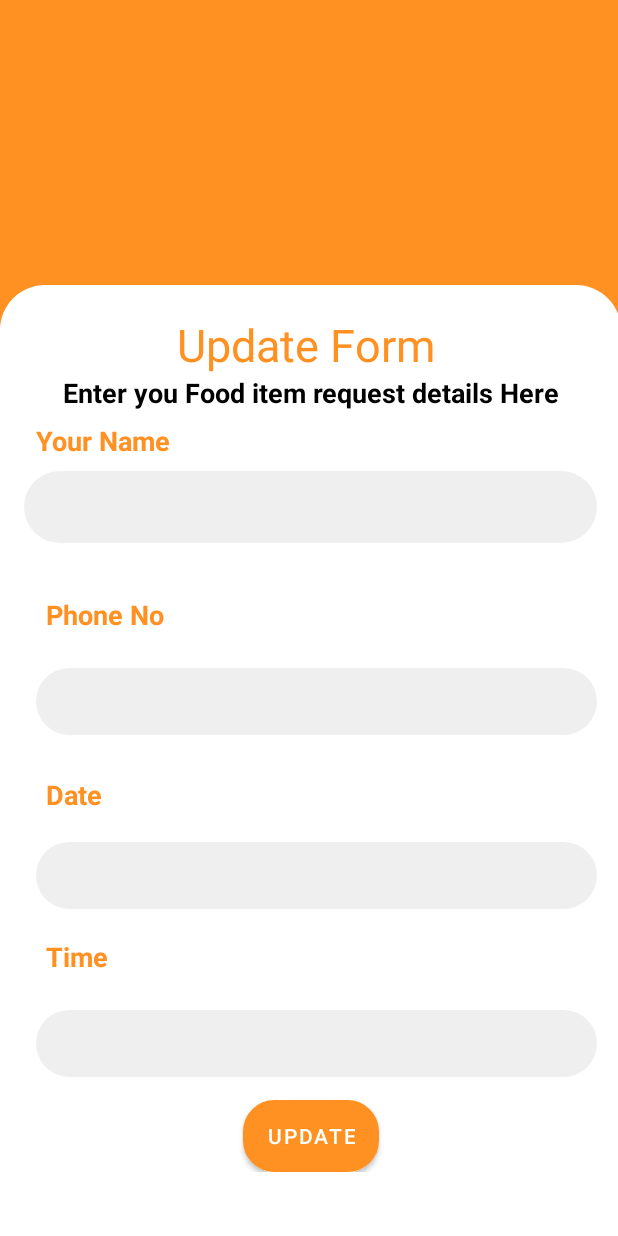
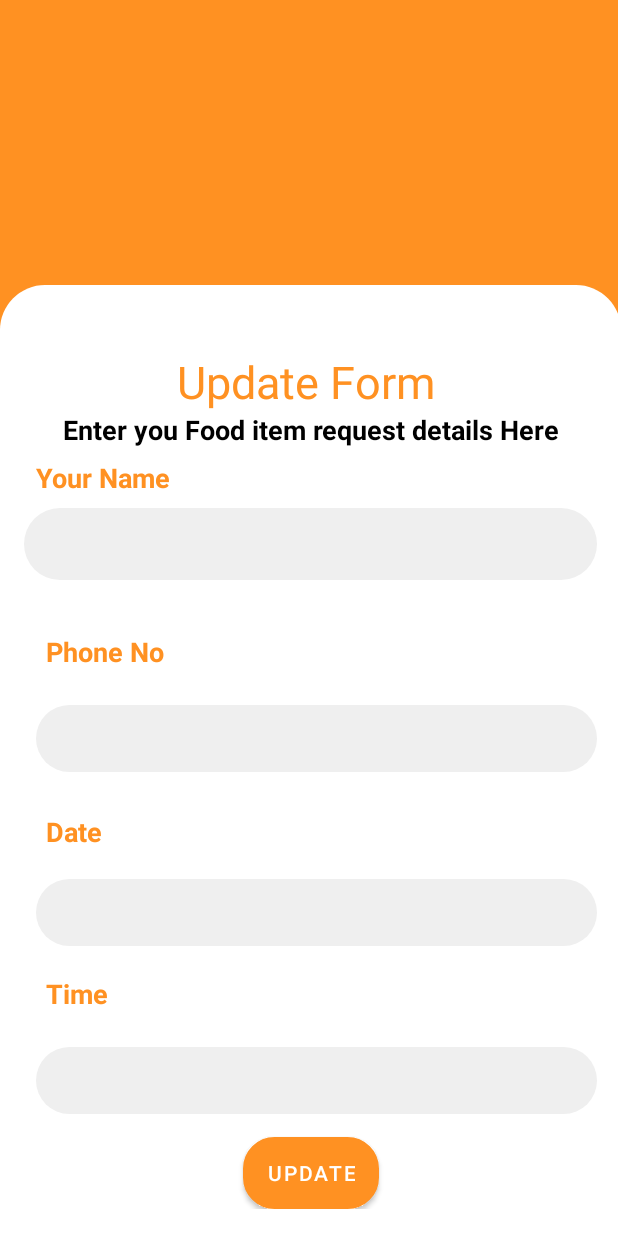
Before and after one commit to WAPiumiNavoda/UEEProjectNew, an Android app: the layout activity_update_request.xml on its own in the app's theme, with its tools: preview values and no code run, on a phone screen of 412 x 824 dp. Run offline under Robolectric (Android 15) with nearby library versions, the phone set to English and light mode, and no system bars.

Commit message:
add new functions

```diff
--- a/app/src/main/AndroidManifest.xml
+++ b/app/src/main/AndroidManifest.xml
@@ -10,7 +10,7 @@
         android:supportsRtl="true"
         android:theme="@style/Theme.UEEFoodProtectionApp">
         <meta-data android:name="com.google.android.geo.API_KEY"
-             android:value="7AIzaSyDC-uWV64q7lKnCkFrOcLsW2R9RHfOdJrI"></meta-data>
+             android:value="AIzaSyBA1r-g75psTH0aOxNSURn0_awYm4I7Q2M"></meta-data>
         <activity
             android:name=".MapActivity"
             android:exported="false" />
--- a/app/src/main/res/layout/activity_update_request.xml
+++ b/app/src/main/res/layout/activity_update_request.xml
@@ -5,7 +5,6 @@
     android:layout_width="match_parent"
     android:layout_height="match_parent"
     android:orientation="vertical"
-    tools:context=".UpdateRequest"
     android:background="@color/orange"
     >
 
@@ -32,7 +31,7 @@
             app:layout_constraintHorizontal_bias="0.0"
             app:layout_constraintStart_toStartOf="parent"
             app:layout_constraintTop_toTopOf="parent"
-            app:layout_constraintVertical_bias="1.0">
+            app:layout_constraintVertical_bias="0.0">
 
 
             <androidx.constraintlayout.widget.ConstraintLayout
```
Lines whose indentation alone changed are shown as unchanged.
